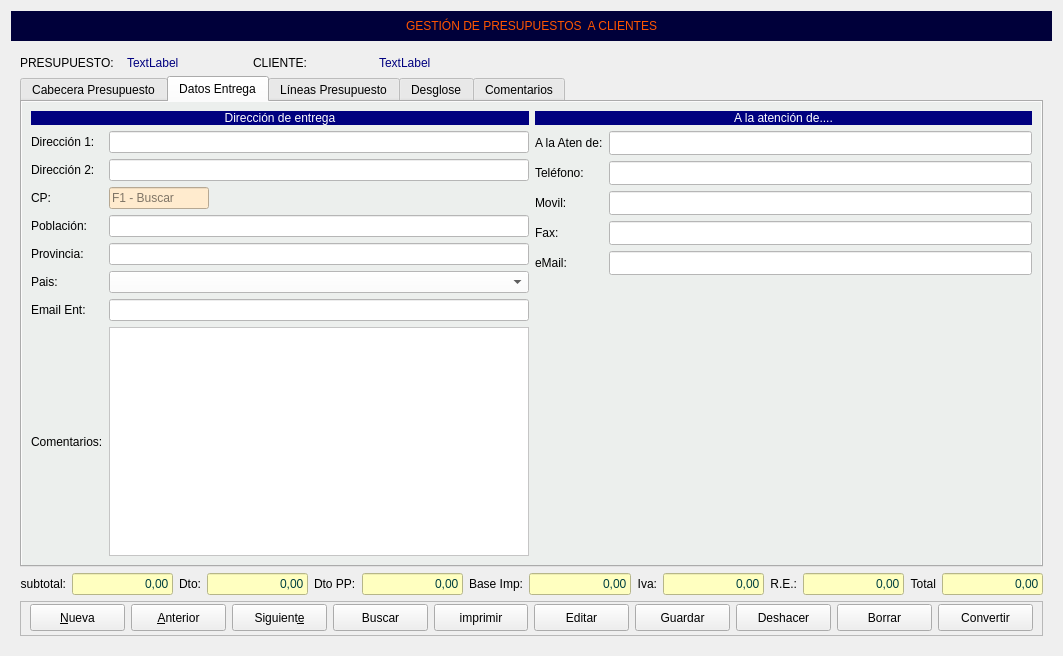
Before: the Qt Designer form Zona_Ventas/frmpresupuestoscli.ui in arcnexus/RedFoX, drawn with Qt 5.
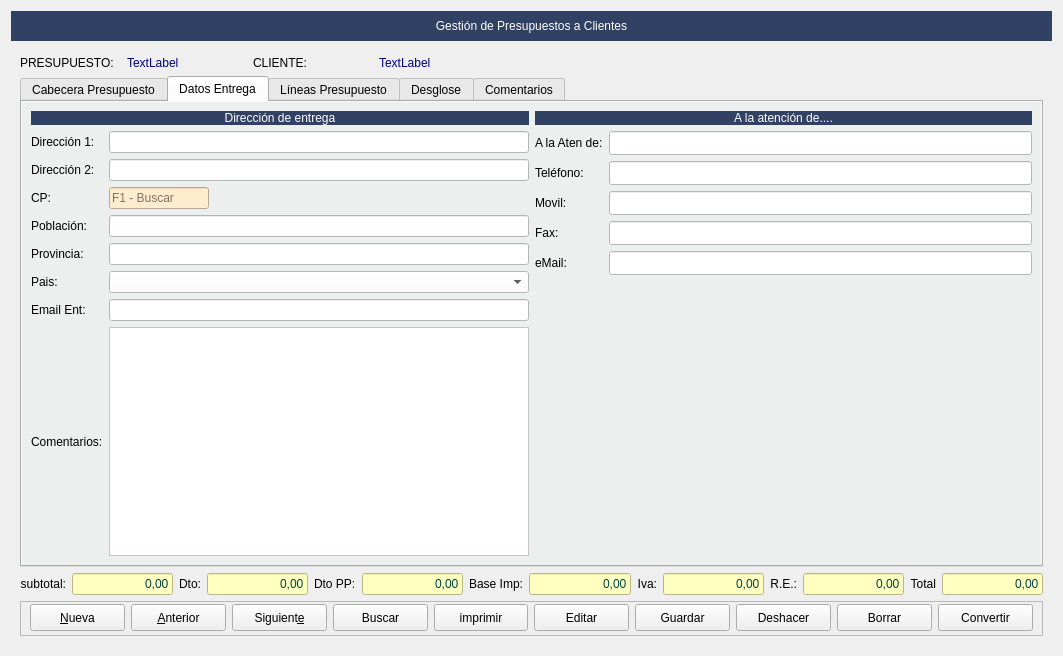
After: the same form once the commit is applied. The open tabs and pages were chosen to show the change. Icons and pictures are not drawn.

What changed in the file:
```diff
--- a/Zona_Ventas/frmpresupuestoscli.ui
+++ b/Zona_Ventas/frmpresupuestoscli.ui
@@ -40,11 +40,11 @@
      </property>
      <property name="styleSheet">
       <string notr="true">font: 14pt &quot;Sans Serif&quot;;
-color: rgb(255, 85, 0);
-background-color: rgb(0, 0, 58);</string>
+color: rgb(255, 255, 255);
+background-color: #304163;</string>
      </property>
      <property name="text">
-      <string>GESTIÓN DE PRESUPUESTOS  A CLIENTES</string>
+      <string>Gestión de Presupuestos a Clientes</string>
      </property>
      <property name="alignment">
       <set>Qt::AlignCenter</set>
@@ -1008,8 +1008,15 @@
              </item>
              <item row="0" column="0" colspan="2">
               <widget class="QLabel" name="label_65">
+               <property name="maximumSize">
+                <size>
+                 <width>16777215</width>
+                 <height>16777209</height>
+                </size>
+               </property>
                <property name="styleSheet">
-                <string notr="true">background-color: rgb(0, 0, 127);
+                <string notr="true">background-color: #304163;
+
 color: rgb(255, 255, 255);</string>
                </property>
                <property name="text">
@@ -1139,8 +1146,15 @@
              </item>
              <item row="0" column="0" colspan="2">
               <widget class="QLabel" name="label_66">
+               <property name="maximumSize">
+                <size>
+                 <width>16777215</width>
+                 <height>16777209</height>
+                </size>
+               </property>
                <property name="styleSheet">
-                <string notr="true">background-color: rgb(0, 0, 127);
+                <string notr="true">background-color: #304163;
+
 color: rgb(255, 255, 255);</string>
                </property>
                <property name="text">
```
